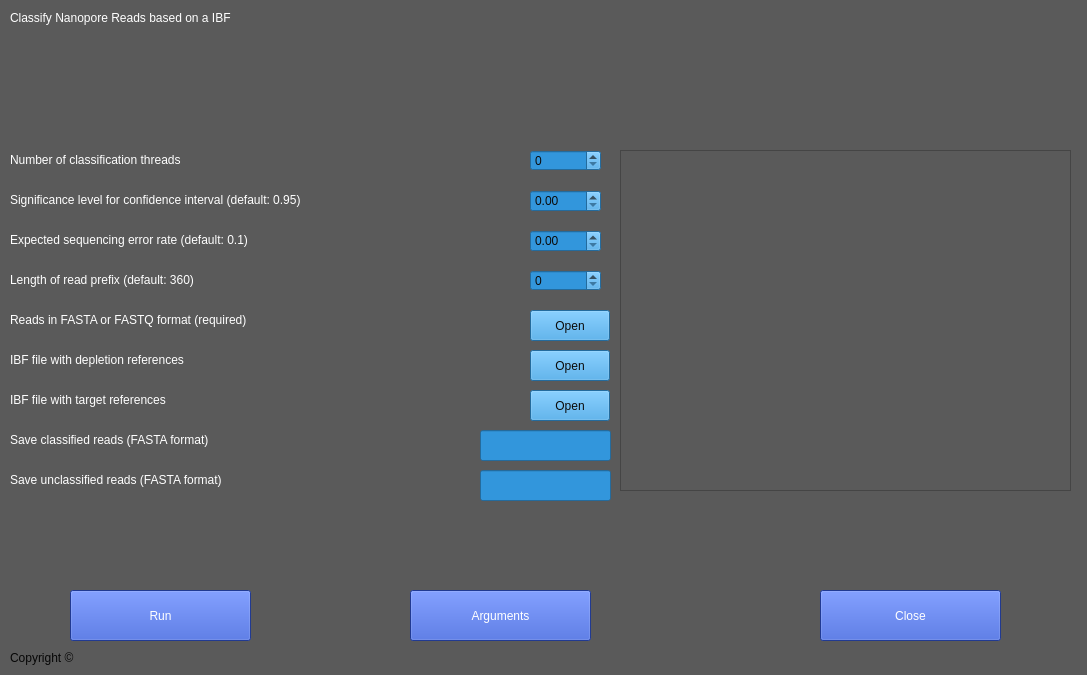
Above: src/main/classify_mainwindow.ui from JensUweUlrich/ReadBouncer before the change. Below: the same form after it.
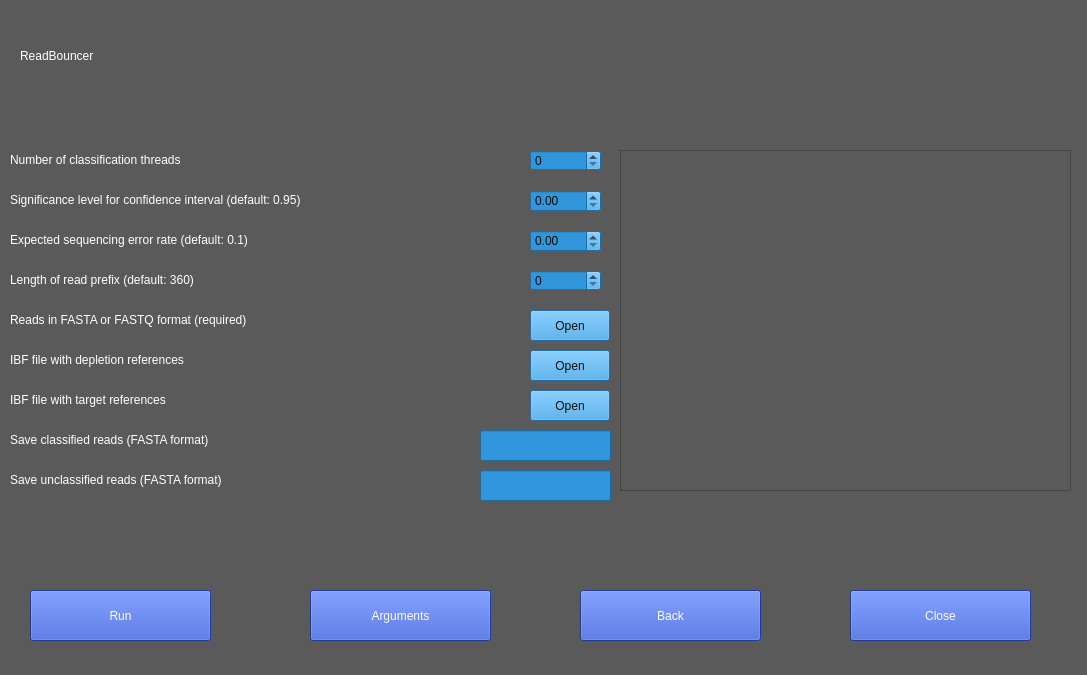
That is the form after the change.

```diff
--- a/src/main/classify_mainwindow.ui
+++ b/src/main/classify_mainwindow.ui
@@ -43,22 +43,6 @@
   <property name="styleSheet">
    <string notr="true">background-color: rgb(90, 90, 90);</string>
   </property>
-  <widget class="QLabel" name="label_2">
-   <property name="geometry">
-    <rect>
-     <x>10</x>
-     <y>650</y>
-     <width>941</width>
-     <height>16</height>
-    </rect>
-   </property>
-   <property name="styleSheet">
-    <string notr="true">color:rgb(6, 6, 6)</string>
-   </property>
-   <property name="text">
-    <string>Copyright ©</string>
-   </property>
-  </widget>
   <widget class="QPushButton" name="pushButton_2">
    <property name="geometry">
     <rect>
@@ -97,27 +81,10 @@
     <string>Close</string>
    </property>
   </widget>
-  <widget class="QLabel" name="label">
-   <property name="geometry">
-    <rect>
-     <x>10</x>
-     <y>10</y>
-     <width>371</width>
-     <height>16</height>
-    </rect>
-   </property>
-   <property name="styleSheet">
-    <string notr="true">font: 10pt &quot;MS Shell Dlg 2&quot;;
-color:rgb(255, 255, 255)</string>
-   </property>
-   <property name="text">
-    <string>Classify Nanopore Reads based on a IBF</string>
-   </property>
-  </widget>
   <widget class="QPushButton" name="pushButton_3">
    <property name="geometry">
     <rect>
-     <x>820</x>
+     <x>850</x>
      <y>590</y>
      <width>181</width>
      <height>51</height>
@@ -153,7 +120,7 @@
   <widget class="QPushButton" name="pushButton_4">
    <property name="geometry">
     <rect>
-     <x>70</x>
+     <x>30</x>
      <y>590</y>
      <width>181</width>
      <height>51</height>
@@ -293,7 +260,7 @@
   <widget class="QPushButton" name="pushButton_7">
    <property name="geometry">
     <rect>
-     <x>410</x>
+     <x>310</x>
      <y>590</y>
      <width>181</width>
      <height>51</height>
@@ -494,6 +461,43 @@
     <string/>
    </property>
   </widget>
+  <widget class="QLabel" name="label_12">
+   <property name="geometry">
+    <rect>
+     <x>20</x>
+     <y>30</y>
+     <width>191</width>
+     <height>51</height>
+    </rect>
+   </property>
+   <property name="styleSheet">
+    <string notr="true">color: rgb(255, 255, 255);
+font: 75 10pt &quot;MS Shell Dlg 2&quot;;
+font: 15pt &quot;Segoe UI Symbol&quot;;</string>
+   </property>
+   <property name="text">
+    <string>ReadBouncer</string>
+   </property>
+  </widget>
+  <widget class="QPushButton" name="pushButton_9">
+   <property name="geometry">
+    <rect>
+     <x>580</x>
+     <y>590</y>
+     <width>181</width>
+     <height>51</height>
+    </rect>
+   </property>
+   <property name="styleSheet">
+    <string notr="true">background-color: rgb(46, 81, 204);
+color: rgb(255, 255, 255);
+font: 75 10pt &quot;MS Shell Dlg 2&quot;;
+border-color: rgb(170, 255, 0);</string>
+   </property>
+   <property name="text">
+    <string>Back</string>
+   </property>
+  </widget>
  </widget>
  <resources/>
  <connections/>
```
Left out of the diff: 12 changed lines with no effect on the pictures.
